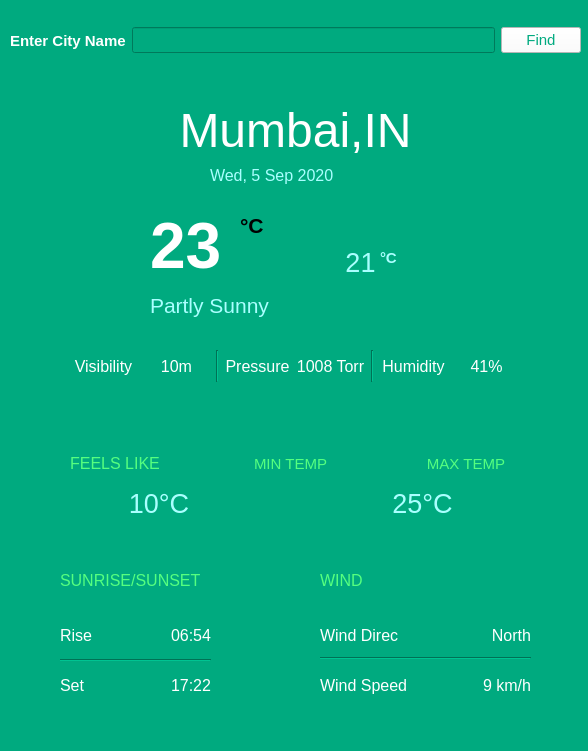
Qt form widget.ui (shwetalsoni/WeatherApp) before a commit.
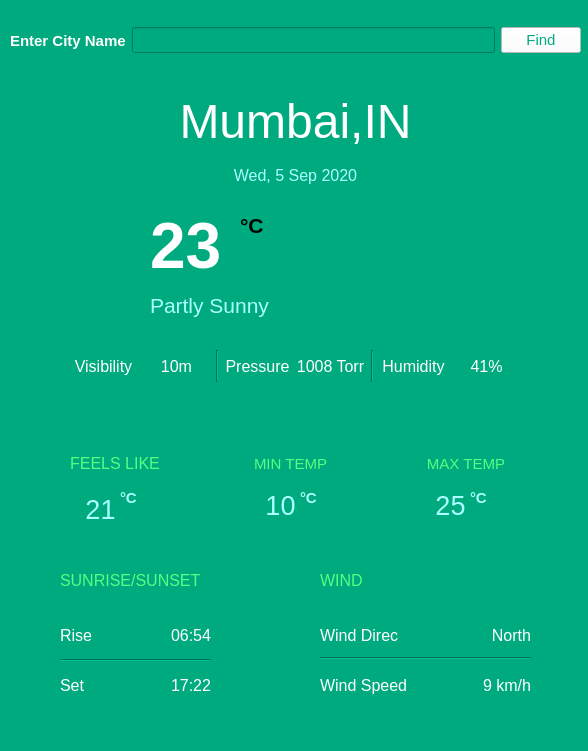
The same form after that commit. Icons and pictures are not drawn.

Commit message: checking any update

The edit to the form file:
```diff
--- a/widget.ui
+++ b/widget.ui
@@ -82,9 +82,9 @@
   <widget class="QLabel" name="dateTime">
    <property name="geometry">
     <rect>
-     <x>210</x>
+     <x>0</x>
      <y>160</y>
-     <width>151</width>
+     <width>591</width>
      <height>31</height>
     </rect>
    </property>
@@ -100,6 +100,9 @@
    <property name="text">
     <string>Wed, 5 Sep 2020</string>
    </property>
+   <property name="alignment">
+    <set>Qt::AlignCenter</set>
+   </property>
   </widget>
   <widget class="QLabel" name="sunrise">
    <property name="geometry">
@@ -242,56 +245,6 @@
     </item>
    </layout>
   </widget>
-  <widget class="QWidget" name="layoutWidget">
-   <property name="geometry">
-    <rect>
-     <x>30</x>
-     <y>480</y>
-     <width>521</width>
-     <height>47</height>
-    </rect>
-   </property>
-   <layout class="QHBoxLayout" name="horizontalLayout_3">
-    <item>
-     <widget class="QLabel" name="minTempValue">
-      <property name="font">
-       <font>
-        <family>Yu Gothic UI</family>
-        <pointsize>20</pointsize>
-       </font>
-      </property>
-      <property name="styleSheet">
-       <string notr="true">color: rgb(170, 255, 255);</string>
-      </property>
-      <property name="text">
-       <string>10°C</string>
-      </property>
-      <property name="alignment">
-       <set>Qt::AlignCenter</set>
-      </property>
-     </widget>
-    </item>
-    <item>
-     <widget class="QLabel" name="maxTempValue">
-      <property name="font">
-       <font>
-        <family>Yu Gothic UI</family>
-        <pointsize>20</pointsize>
-       </font>
-      </property>
-      <property name="styleSheet">
-       <string notr="true">color: rgb(170, 255, 255);</string>
-      </property>
-      <property name="text">
-       <string>25°C</string>
-      </property>
-      <property name="alignment">
-       <set>Qt::AlignCenter</set>
-      </property>
-     </widget>
-    </item>
-   </layout>
-  </widget>
   <widget class="QWidget" name="layoutWidget">
    <property name="geometry">
     <rect>
@@ -588,9 +541,9 @@
    <property name="geometry">
     <rect>
      <x>0</x>
-     <y>100</y>
+     <y>80</y>
      <width>591</width>
-     <height>61</height>
+     <height>83</height>
     </rect>
    </property>
    <property name="font">
@@ -792,10 +745,10 @@
   <widget class="QLabel" name="feelsLikeTemp">
    <property name="geometry">
     <rect>
-     <x>340</x>
-     <y>240</y>
+     <x>80</x>
+     <y>494</y>
      <width>41</width>
-     <height>45</height>
+     <height>31</height>
     </rect>
    </property>
    <property name="font">
@@ -817,8 +770,127 @@
   <widget class="QLabel" name="label">
    <property name="geometry">
     <rect>
-     <x>380</x>
-     <y>250</y>
+     <x>120</x>
+     <y>490</y>
+     <width>21</width>
+     <height>16</height>
+    </rect>
+   </property>
+   <property name="font">
+    <font>
+     <family>Yu Gothic UI</family>
+     <pointsize>11</pointsize>
+     <weight>75</weight>
+     <bold>true</bold>
+    </font>
+   </property>
+   <property name="styleSheet">
+    <string notr="true">color: rgb(170, 255, 255);</string>
+   </property>
+   <property name="text">
+    <string>°C</string>
+   </property>
+  </widget>
+  <widget class="QLabel" name="maxTempValue">
+   <property name="geometry">
+    <rect>
+     <x>430</x>
+     <y>490</y>
+     <width>41</width>
+     <height>31</height>
+    </rect>
+   </property>
+   <property name="font">
+    <font>
+     <family>Yu Gothic UI</family>
+     <pointsize>20</pointsize>
+    </font>
+   </property>
+   <property name="styleSheet">
+    <string notr="true">color: rgb(170, 255, 255);</string>
+   </property>
+   <property name="text">
+    <string>25</string>
+   </property>
+   <property name="alignment">
+    <set>Qt::AlignCenter</set>
+   </property>
+  </widget>
+  <widget class="QLabel" name="celciusMaxTemp">
+   <property name="geometry">
+    <rect>
+     <x>470</x>
+     <y>490</y>
+     <width>21</width>
+     <height>16</height>
+    </rect>
+   </property>
+   <property name="font">
+    <font>
+     <family>Yu Gothic UI</family>
+     <pointsize>11</pointsize>
+     <weight>75</weight>
+     <bold>true</bold>
+    </font>
+   </property>
+   <property name="styleSheet">
+    <string notr="true">color: rgb(170, 255, 255);</string>
+   </property>
+   <property name="text">
+    <string>°C</string>
+   </property>
+  </widget>
+  <widget class="QLabel" name="minTempValue">
+   <property name="geometry">
+    <rect>
+     <x>260</x>
+     <y>490</y>
+     <width>41</width>
+     <height>31</height>
+    </rect>
+   </property>
+   <property name="font">
+    <font>
+     <family>Yu Gothic UI</family>
+     <pointsize>20</pointsize>
+    </font>
+   </property>
+   <property name="styleSheet">
+    <string notr="true">color: rgb(170, 255, 255);</string>
+   </property>
+   <property name="text">
+    <string>10</string>
+   </property>
+   <property name="alignment">
+    <set>Qt::AlignCenter</set>
+   </property>
+  </widget>
+  <widget class="QLabel" name="label_2">
+   <property name="geometry">
+    <rect>
+     <x>480</x>
+     <y>310</y>
+     <width>31</width>
+     <height>16</height>
+    </rect>
+   </property>
+   <property name="font">
+    <font>
+     <family>Yu Gothic</family>
+     <pointsize>11</pointsize>
+     <weight>75</weight>
+     <bold>true</bold>
+    </font>
+   </property>
+   <property name="text">
+    <string/>
+   </property>
+  </widget>
+  <widget class="QLabel" name="celciusMinTemp">
+   <property name="geometry">
+    <rect>
+     <x>300</x>
+     <y>490</y>
      <width>21</width>
      <height>16</height>
     </rect>
```
Left out of the diff: 2 changed lines with no effect on the pictures. The commit also changes 1 other file.
